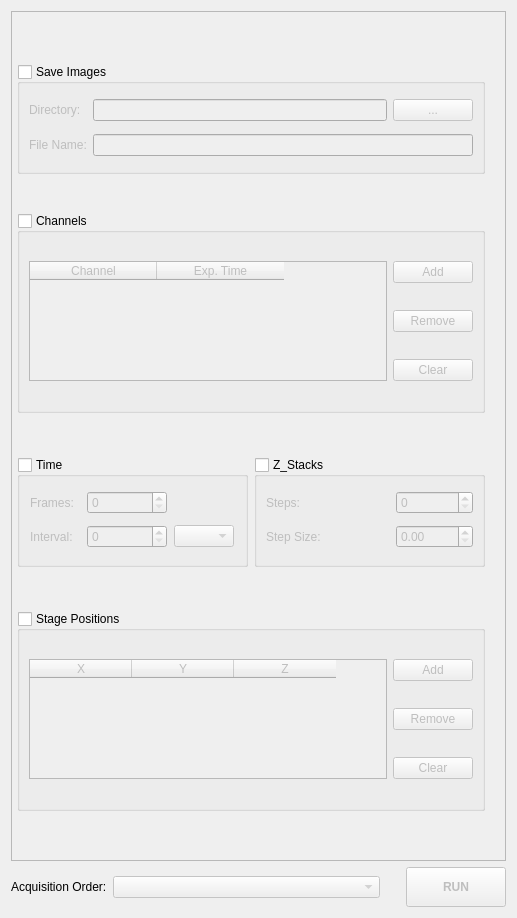
First picture: the form in micromanager_gui/multid_gui.ui, repository pymmcore-plus/napari-micromanager, before the edit.
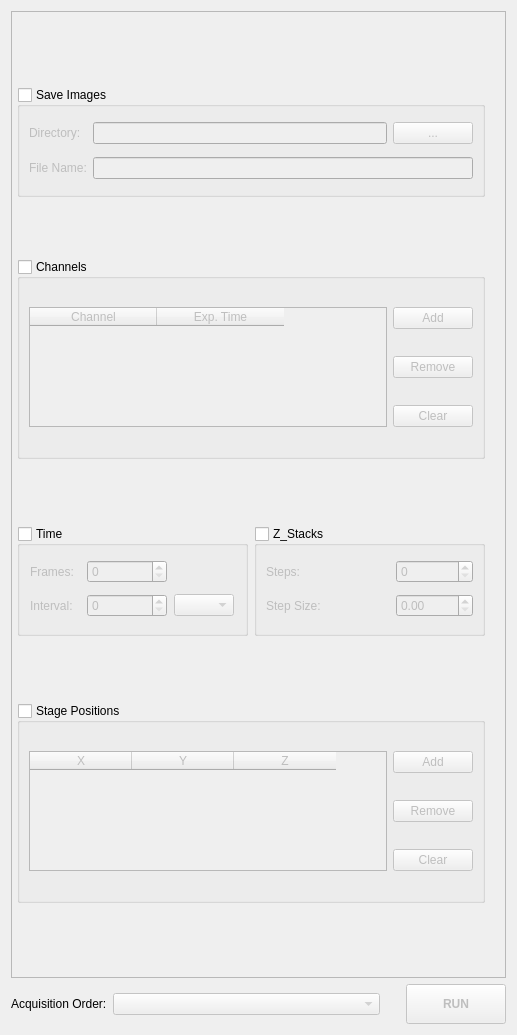
Second picture: the form after the edit.

```diff
--- a/micromanager_gui/multid_gui.ui
+++ b/micromanager_gui/multid_gui.ui
@@ -7,7 +7,7 @@
     <x>0</x>
     <y>0</y>
     <width>517</width>
-    <height>918</height>
+    <height>1035</height>
    </rect>
   </property>
   <property name="windowTitle">
@@ -28,7 +28,7 @@
         <x>0</x>
         <y>0</y>
         <width>491</width>
-        <height>842</height>
+        <height>959</height>
        </rect>
       </property>
       <layout class="QGridLayout" name="gridLayout_6">
```
